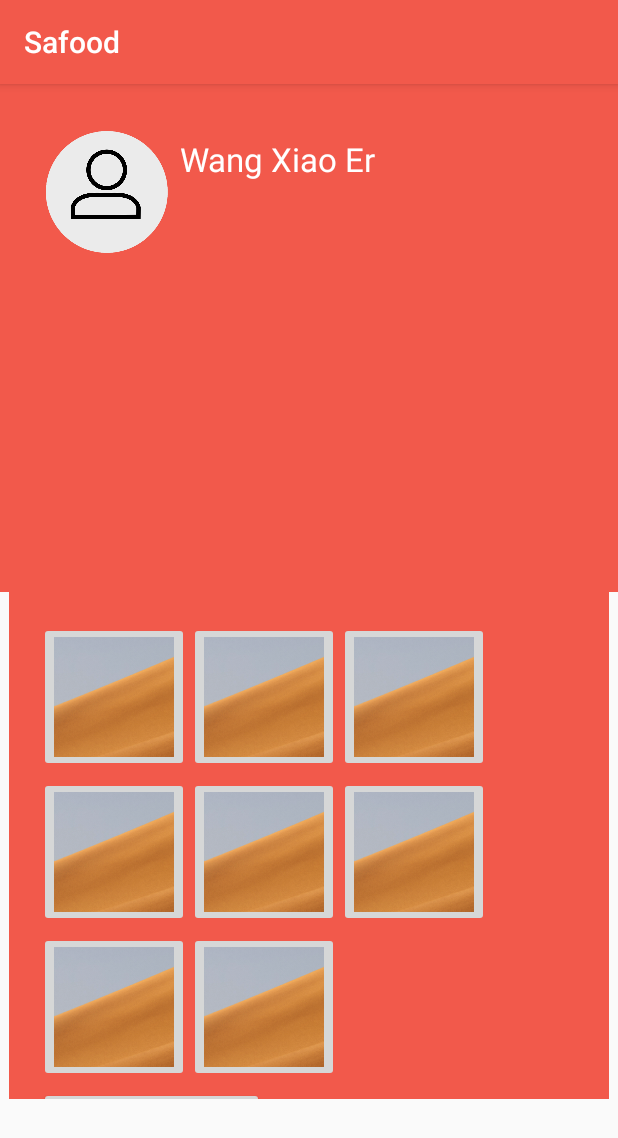
After one commit to zzpudding/Safood, an Android app: the AllergyFragment screen opened directly, with no data from a screen before it, on a phone screen of 412 x 824 dp. The commit adds this screen. Shown: the top 1138 px of the screen. Run offline under Robolectric (Android 15) with nearby library versions, the phone set to English and light mode, and no system bars; our stand-ins replace Firebase (no records; nobody signed in at launch, a user with empty details on screens opened directly).

Commit message:
Add allergy setting

```diff
--- a/app/src/main/AndroidManifest.xml
+++ b/app/src/main/AndroidManifest.xml
@@ -45,6 +45,7 @@
         <activity android:name=".ProfileActivity" />
         <activity android:name=".AddRecipeActivity" />
         <activity android:name=".HomeActivity" />
+        <activity android:name=".initalSettingActivity"/>
     </application>
 
 </manifest>
--- /dev/null
+++ b/app/src/main/java/com/example/zhangyujia/asd/Allergy.java
@@ -0,0 +1,19 @@
+package com.example.zhangyujia.asd;
+
+public class Allergy {
+    private String userID;
+    private int value;
+
+    public Allergy(String userID, int value){
+        this.userID = userID;
+        this.value = value;
+    }
+
+    public String getUserID() {
+        return userID;
+    }
+
+    public int getValue(){
+        return value;
+    }
+}
--- /dev/null
+++ b/app/src/main/java/com/example/zhangyujia/asd/AllergyFragment.java
@@ -0,0 +1,71 @@
+package com.example.zhangyujia.asd;
+
+
+import android.content.Intent;
+import android.os.Bundle;
+import android.support.v4.app.Fragment;
+import android.view.LayoutInflater;
+import android.view.View;
+import android.view.ViewGroup;
+import android.view.View.OnClickListener;
+import android.widget.Button;
+import android.widget.ImageButton;
+import android.widget.Toast;
+
+import com.google.firebase.database.DatabaseReference;
+import com.google.firebase.database.FirebaseDatabase;
+
+public class AllergyFragment extends Fragment {
+    private View v;
+
+    DatabaseReference databaseAllergy;
+
+
+    public AllergyFragment() {
+        // Required empty public constructor
+
+    }
+
+    @Override
+    public View onCreateView(LayoutInflater inflater, ViewGroup container, Bundle savedInstanceState) {
+        v = inflater.inflate(R.layout.fragment_allergysetting, container, false);
+        configureImageButton();
+        return v;
+    }
+
+    private void configureImageButton() {
+        // TODO Auto-generated method stub
+        Button setAllergy = (Button) v.findViewById(R.id.setAllergy);
+
+        Allergy allergy;
+        int allergySetting = 0;
+
+        ImageButton btn_allergy1 = (ImageButton) v.findViewById(R.id.allergy1);
+        ImageButton btn_allergy2 = (ImageButton) v.findViewById(R.id.allergy2);
+
+
+        btn_allergy1.setOnClickListener(new View.OnClickListener() {
+            @Override
+            public void onClick(View v) {
+                int value1 = 1;
+                Toast.makeText(getActivity(), "You Clicked the allergy 1!", Toast.LENGTH_LONG).show();
+            }
+        });
+
+        btn_allergy2.setOnClickListener(new View.OnClickListener() {
+            @Override
+            public void onClick(View v) {
+                int value2 = 2;
+                Toast.makeText(getActivity(), "You Clicked the allergy 2!", Toast.LENGTH_LONG).show();
+            }
+        });
+
+        setAllergy.setOnClickListener(new View.OnClickListener() {
+            @Override
+            public void onClick(View v) {
+
+
+            }
+        });
+    }
+}
--- /dev/null
+++ b/app/src/main/java/com/example/zhangyujia/asd/BlankFragment.java
@@ -0,0 +1,29 @@
+package com.example.zhangyujia.asd;
+
+
+import android.os.Bundle;
+import android.support.v4.app.Fragment;
+import android.view.LayoutInflater;
+import android.view.View;
+import android.view.ViewGroup;
+
+
+/**
+ * A simple {@link Fragment} subclass.
+ */
+public class BlankFragment extends Fragment {
+
+
+    public BlankFragment() {
+        // Required empty public constructor
+    }
+
+
+    @Override
+    public View onCreateView(LayoutInflater inflater, ViewGroup container,
+                             Bundle savedInstanceState) {
+        // Inflate the layout for this fragment
+        return inflater.inflate(R.layout.fragment_blank, container, false);
+    }
+
+}
--- a/app/src/main/java/com/example/zhangyujia/asd/HomeActivity.java
+++ b/app/src/main/java/com/example/zhangyujia/asd/HomeActivity.java
@@ -12,6 +12,7 @@ public class HomeActivity extends AppCompatActivity {
 
     private Button addButton;
     private Button cbButton;
+    private Button alButton;
     @Override
     protected void onCreate(Bundle savedInstanceState) {
         super.onCreate(savedInstanceState);
@@ -19,6 +20,8 @@ public class HomeActivity extends AppCompatActivity {
 
         addButton = findViewById(R.id.add_recipe_button);
         cbButton  = findViewById(R.id.cookbook_button);
+        alButton =  findViewById(R.id.allergy_button);
+
         cbButton.setOnClickListener(new View.OnClickListener() {
             @Override
             public void onClick(View v) {
@@ -33,5 +36,12 @@ public class HomeActivity extends AppCompatActivity {
                 startActivity(intent);
             }
         });
+        alButton.setOnClickListener(new View.OnClickListener() {
+            @Override
+            public void onClick(View view) {
+                Intent intent=new Intent(HomeActivity.this, initalSettingActivity.class);
+                startActivity(intent);
+            }
+        });
     }
 }
--- /dev/null
+++ b/app/src/main/java/com/example/zhangyujia/asd/initalSettingActivity.java
@@ -0,0 +1,22 @@
+package com.example.zhangyujia.asd;
+
+import android.app.Activity;
+import android.content.Intent;
+import android.os.Bundle;
+import android.support.annotation.NonNull;
+import android.support.v7.app.AppCompatActivity;
+import android.view.View;
+import android.widget.Button;
+import android.widget.EditText;
+import android.widget.Toast;
+import com.google.android.gms.tasks.OnCompleteListener;
+import com.google.android.gms.tasks.Task;
+import com.google.firebase.auth.AuthResult;
+import com.google.firebase.auth.FirebaseAuth;
+
+public class initalSettingActivity extends AppCompatActivity {
+    protected void onCreate(Bundle savedInstanceState) {
+        super.onCreate(savedInstanceState);
+        setContentView(R.layout.activity_initialsetting);
+    }
+}
--- a/app/src/main/res/layout/activity_home.xml
+++ b/app/src/main/res/layout/activity_home.xml
@@ -19,6 +19,13 @@
         android:layout_width="wrap_content"
         android:layout_height="wrap_content"
         android:id="@+id/cookbook_button"/>
+
+    <Button
+        android:text="@string/Confirm_btn_text"
+        android:layout_width="wrap_content"
+        android:layout_height="wrap_content"
+        android:id="@+id/allergy_button"/>
+
 </LinearLayout>
 
 </android.support.constraint.ConstraintLayout>
--- /dev/null
+++ b/app/src/main/res/layout/activity_initialsetting.xml
@@ -0,0 +1,51 @@
+<?xml version="1.0" encoding="utf-8"?>
+
+<android.support.constraint.ConstraintLayout xmlns:android="http://schemas.android.com/apk/res/android"
+    xmlns:app="http://schemas.android.com/apk/res-auto"
+    xmlns:tools="http://schemas.android.com/tools"
+    android:layout_width="match_parent"
+    android:layout_height="match_parent"
+    tools:context=".initalSettingActivity">
+
+    <LinearLayout
+        android:id="@+id/linearLayout2"
+        android:layout_width="0dp"
+        android:layout_height="0dp"
+        android:background="@color/colorTheme"
+        android:orientation="horizontal"
+        android:padding="20dp"
+        app:layout_constraintBottom_toTopOf="@+id/fragment"
+        app:layout_constraintEnd_toEndOf="parent"
+        app:layout_constraintStart_toStartOf="parent"
+        app:layout_constraintTop_toTopOf="parent">
+
+        <ImageView
+            android:id="@+id/userProfilePic"
+            android:layout_width="100dp"
+            android:layout_height="100dp"
+            android:contentDescription="@null"
+            android:src="@drawable/defaultprofile" />
+
+        <TextView
+            android:id="@+id/userName"
+            android:layout_width="200dp"
+            android:layout_height="wrap_content"
+            android:paddingTop="15dp"
+            android:text="@string/userName"
+            android:textColor="@color/colorWhite"
+            android:textSize="22sp" />
+
+    </LinearLayout>
+
+    <fragment
+        android:id="@+id/fragment"
+        android:name="com.example.zhangyujia.asd.AllergyFragment"
+        android:layout_width="0dp"
+        android:layout_height="0dp"
+        android:layout_marginBottom="91dp"
+        app:layout_constraintBottom_toBottomOf="parent"
+        app:layout_constraintEnd_toEndOf="parent"
+        app:layout_constraintStart_toStartOf="parent"
+        app:layout_constraintTop_toBottomOf="@+id/linearLayout2" />
+
+</android.support.constraint.ConstraintLayout>
--- /dev/null
+++ b/app/src/main/res/layout/fragment_allergy_fragment1.xml
@@ -0,0 +1,14 @@
+<?xml version="1.0" encoding="utf-8"?>
+<FrameLayout xmlns:android="http://schemas.android.com/apk/res/android"
+    xmlns:tools="http://schemas.android.com/tools"
+    android:layout_width="match_parent"
+    android:layout_height="match_parent"
+    tools:context=".AllergyFragment1">
+
+    <!-- TODO: Update blank fragment layout -->
+    <TextView
+        android:layout_width="match_parent"
+        android:layout_height="match_parent"
+        android:text="@string/hello_blank_fragment" />
+
+</FrameLayout>
--- /dev/null
+++ b/app/src/main/res/layout/fragment_allergysetting.xml
@@ -0,0 +1,140 @@
+<?xml version="1.0" encoding="utf-8"?>
+
+<android.support.constraint.ConstraintLayout xmlns:android="http://schemas.android.com/apk/res/android"
+    xmlns:app="http://schemas.android.com/apk/res-auto"
+    xmlns:tools="http://schemas.android.com/tools"
+    android:layout_width="match_parent"
+    android:layout_height="match_parent"
+    tools:context=".AllergyFragment">
+
+    <LinearLayout
+        android:id="@+id/linearLayout2"
+        android:layout_width="400dp"
+        android:layout_height="400dp"
+        android:background="@color/colorTheme"
+        android:orientation="vertical"
+        android:padding="20dp"
+        app:layout_constraintEnd_toEndOf="parent"
+        app:layout_constraintStart_toStartOf="parent"
+        app:layout_constraintTop_toTopOf="parent">
+
+        <LinearLayout
+            android:layout_width="match_parent"
+            android:layout_height="0dp"
+            android:layout_weight="1"
+            android:orientation="horizontal">
+
+            <ImageButton
+                android:id="@+id/allergy1"
+                android:layout_width="100dp"
+                android:layout_height="100dp"
+                android:contentDescription="@null"
+                android:padding="10dp"
+                android:clickable="true"
+                android:focusable="true"
+                android:scaleType="fitCenter"
+                android:src="@drawable/ttest" />
+
+            <ImageButton
+                android:id="@+id/allergy2"
+                android:layout_width="100dp"
+                android:layout_height="100dp"
+                android:contentDescription="@null"
+                android:padding="10dp"
+                android:clickable="true"
+                android:focusable="true"
+                android:scaleType="fitCenter"
+                android:src="@drawable/ttest" />
+
+            <ImageButton
+                android:id="@+id/allergy3"
+                android:layout_width="100dp"
+                android:layout_height="100dp"
+                android:contentDescription="@null"
+                android:padding="10dp"
+                android:clickable="true"
+                android:focusable="true"
+                android:scaleType="fitCenter"
+                android:src="@drawable/ttest" />
+        </LinearLayout>
+
+        <LinearLayout
+            android:layout_width="match_parent"
+            android:layout_height="0dp"
+            android:layout_weight="1"
+            android:orientation="horizontal">
+
+            <ImageButton
+                android:id="@+id/allergy4"
+                android:layout_width="100dp"
+                android:layout_height="100dp"
+                android:contentDescription="@null"
+                android:padding="10dp"
+                android:clickable="true"
+                android:focusable="true"
+                android:scaleType="fitCenter"
+                android:src="@drawable/ttest" />
+
+            <ImageButton
+                android:id="@+id/allergy5"
+                android:layout_width="100dp"
+                android:layout_height="100dp"
+                android:contentDescription="@null"
+                android:padding="10dp"
+                android:clickable="true"
+                android:focusable="true"
+                android:scaleType="fitCenter"
+                android:src="@drawable/ttest" />
+
+            <ImageButton
+                android:id="@+id/allergy6"
+                android:layout_width="100dp"
+                android:layout_height="100dp"
+                android:contentDescription="@null"
+                android:padding="10dp"
+                android:clickable="true"
+                android:focusable="true"
+                android:scaleType="fitCenter"
+                android:src="@drawable/ttest" />
+
+        </LinearLayout>
+
+        <LinearLayout
+            android:layout_width="match_parent"
+            android:layout_height="0dp"
+            android:layout_weight="1"
+            android:orientation="horizontal">
+
+            <ImageButton
+                android:id="@+id/allergy7"
+                android:layout_width="100dp"
+                android:layout_height="100dp"
+                android:contentDescription="@null"
+                android:padding="10dp"
+                android:clickable="true"
+                android:focusable="true"
+                android:scaleType="fitCenter"
+                android:src="@drawable/ttest" />
+
+            <ImageButton
+                android:id="@+id/allergy8"
+                android:layout_width="100dp"
+                android:layout_height="100dp"
+                android:contentDescription="@null"
+                android:padding="10dp"
+                android:clickable="true"
+                android:focusable="true"
+                android:scaleType="fitCenter"
+                android:src="@drawable/ttest" />
+
+        </LinearLayout>
+
+        <Button
+            android:id="@+id/setAllergy"
+            android:layout_height="50dp"
+            android:layout_width="150dp"
+            android:text="@string/Confirm_btn_text"/>
+
+    </LinearLayout>
+
+</android.support.constraint.ConstraintLayout>
--- /dev/null
+++ b/app/src/main/res/layout/fragment_blank.xml
@@ -0,0 +1,14 @@
+<?xml version="1.0" encoding="utf-8"?>
+<FrameLayout xmlns:android="http://schemas.android.com/apk/res/android"
+    xmlns:tools="http://schemas.android.com/tools"
+    android:layout_width="match_parent"
+    android:layout_height="match_parent"
+    tools:context=".BlankFragment">
+
+    <!-- TODO: Update blank fragment layout -->
+    <TextView
+        android:layout_width="match_parent"
+        android:layout_height="match_parent"
+        android:text="@string/hello_blank_fragment" />
+
+</FrameLayout>
--- a/app/src/main/res/values/strings.xml
+++ b/app/src/main/res/values/strings.xml
@@ -10,6 +10,7 @@
     <string name="pwd_confirm_text">Confirm Password</string>
     <string name="cookbook_title">My cookbook</string>
     <string name="add_recipe">Add new Recipe</string>
+    <string name="userName">Wang Xiao Er</string>
     <!-- TODO: Remove or change this placeholder text -->
     <string name="hello_blank_fragment">Hello blank fragment</string>
 
```
Also changed, not shown: app/src/main/res/drawable/ttest.png (added).
